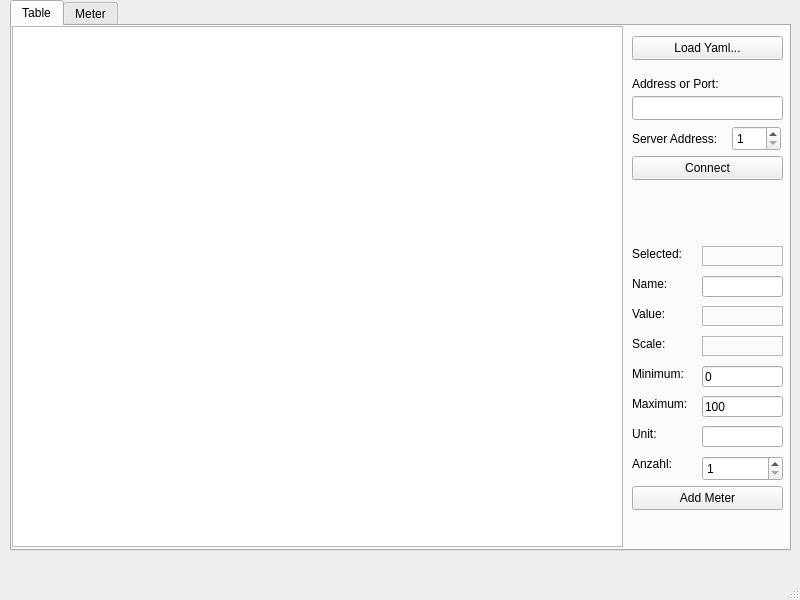
Qt form Qt/PV_View/mainwindow.ui (Rolloke/GUI-Apps) before a commit.
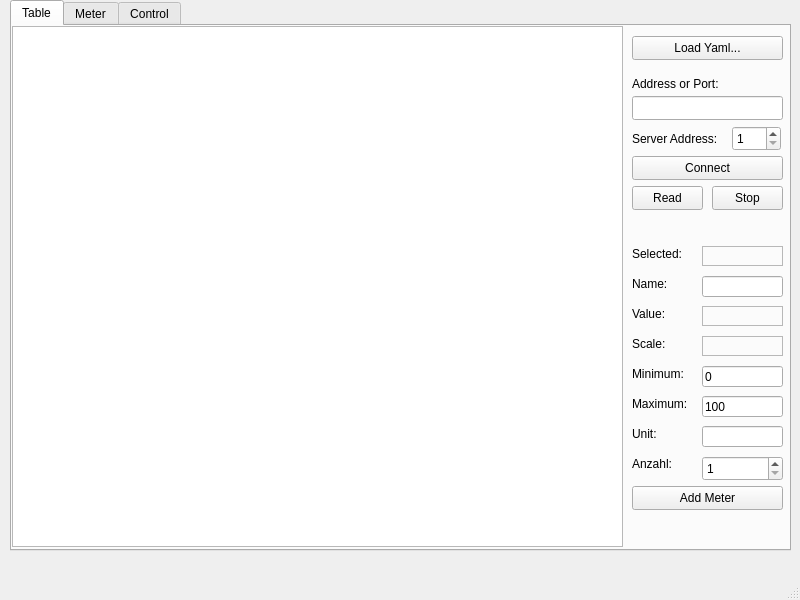
The same form after that commit.

Commit message: read all values to file

```diff
--- a/Qt/PV_View/mainwindow.ui
+++ b/Qt/PV_View/mainwindow.ui
@@ -381,6 +381,35 @@
        <string>Anzahl:</string>
       </property>
      </widget>
+     <widget class="QPushButton" name="btnStartRead">
+      <property name="geometry">
+       <rect>
+        <x>620</x>
+        <y>160</y>
+        <width>71</width>
+        <height>24</height>
+       </rect>
+      </property>
+      <property name="text">
+       <string>Read</string>
+      </property>
+      <property name="checkable">
+       <bool>true</bool>
+      </property>
+     </widget>
+     <widget class="QPushButton" name="btnStopRead">
+      <property name="geometry">
+       <rect>
+        <x>700</x>
+        <y>160</y>
+        <width>71</width>
+        <height>24</height>
+       </rect>
+      </property>
+      <property name="text">
+       <string>Stop</string>
+      </property>
+     </widget>
     </widget>
     <widget class="QWidget" name="tabMeter">
      <attribute name="title">
@@ -544,6 +573,40 @@
       </layout>
      </widget>
     </widget>
+    <widget class="QWidget" name="tabControl">
+     <property name="accessibleName">
+      <string/>
+     </property>
+     <attribute name="title">
+      <string>Control</string>
+     </attribute>
+     <widget class="QPushButton" name="btnStartup">
+      <property name="geometry">
+       <rect>
+        <x>10</x>
+        <y>480</y>
+        <width>80</width>
+        <height>24</height>
+       </rect>
+      </property>
+      <property name="text">
+       <string>Start</string>
+      </property>
+     </widget>
+     <widget class="QPushButton" name="btnReadConfig">
+      <property name="geometry">
+       <rect>
+        <x>10</x>
+        <y>10</y>
+        <width>161</width>
+        <height>24</height>
+       </rect>
+      </property>
+      <property name="text">
+       <string>Read Configuration</string>
+      </property>
+     </widget>
+    </widget>
    </widget>
   </widget>
   <widget class="QMenuBar" name="menubar">
```
The commit also changes 4 other files.
